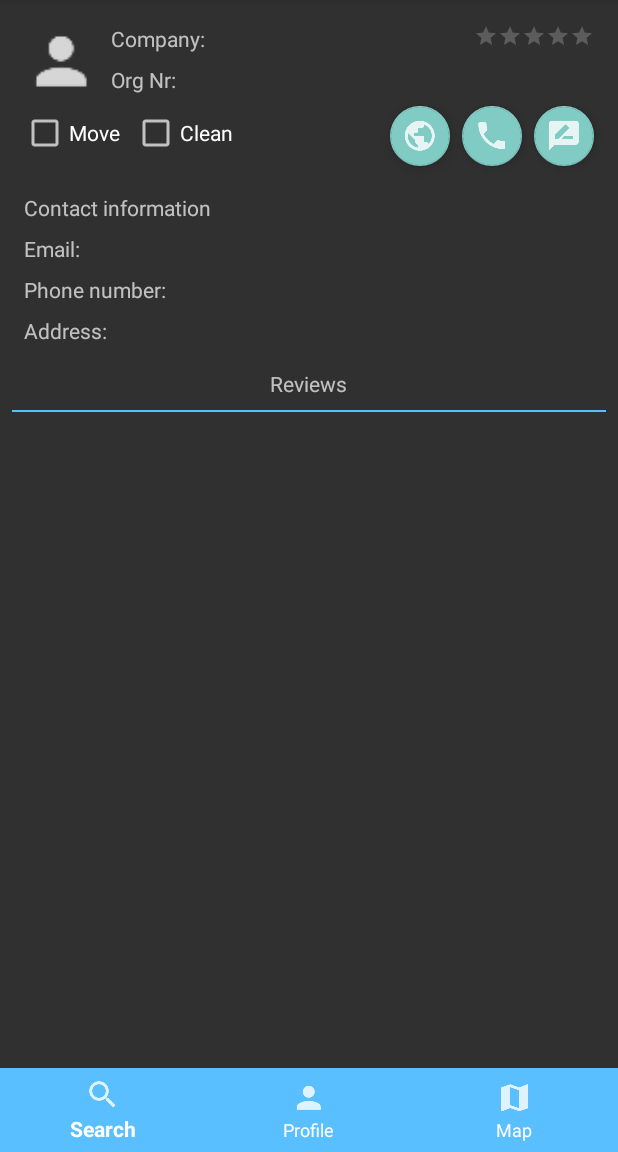
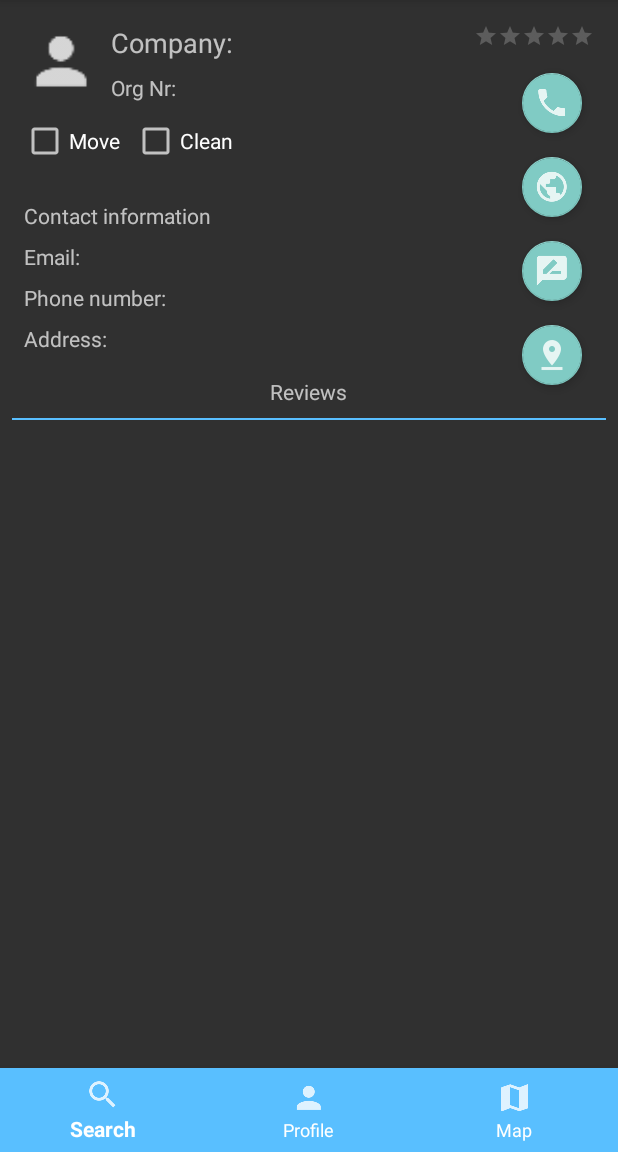
Before and after one commit to dennisfransen/Movin, an Android app: the fragment CompanyPageFragment placed in its activity, on a phone screen of 412 x 824 dp, the part 84-1236 px from its top. Run offline under Robolectric (Android 15) with nearby library versions, the phone set to English and light mode, and no system bars; our stand-ins replace Firebase (no records; nobody signed in at launch, a user with empty details on screens opened directly); Roboto replaces fonts that are not available here; 8 statements that could not run were skipped.

Commit message:
Looking into lat and long coordinates to attache to a FAB in company page fragment.

```diff
--- a/app/src/main/java/dennisfransen/iths/se/movin/CompanyAdapter.java
+++ b/app/src/main/java/dennisfransen/iths/se/movin/CompanyAdapter.java
@@ -34,7 +34,6 @@ public class CompanyAdapter extends FirestoreRecyclerAdapter<CompanyModel, Compa
 
         holder.companyName.setText(model.getCompany_name());
         holder.companyAddress.setText(model.getCompany_address());
-//        holder.companyEmail.setText(model.getCompany_contact_email());
         holder.clean.setChecked(model.isCompany_cleaning_type());
         holder.move.setChecked(model.isCompany_moving_type());
         holder.avgReviewScore.setRating(model.getReview_star_rating());
@@ -111,7 +110,7 @@ public class CompanyAdapter extends FirestoreRecyclerAdapter<CompanyModel, Compa
 
     class CompanyHolder extends RecyclerView.ViewHolder {
 
-        private TextView companyName, companyAddress; // companyEmail;
+        private TextView companyName, companyAddress;
         private CheckBox clean, move;
         private FloatingActionButton call, addReview, website;
         private RatingBar avgReviewScore;
@@ -125,7 +124,6 @@ public class CompanyAdapter extends FirestoreRecyclerAdapter<CompanyModel, Compa
 
             companyName = itemView.findViewById(R.id.card_name_tv);
             companyAddress = itemView.findViewById(R.id.card_address_tv);
-//            companyEmail = itemView.findViewById(R.id.card_email_tv);
             clean = itemView.findViewById(R.id.card_clean_cb);
             move = itemView.findViewById(R.id.card_move_cb);
             call = itemView.findViewById(R.id.card_phone_fab);
--- a/app/src/main/java/dennisfransen/iths/se/movin/CompanyPageFragment.java
+++ b/app/src/main/java/dennisfransen/iths/se/movin/CompanyPageFragment.java
@@ -19,6 +19,7 @@ import android.widget.RatingBar;
 import android.widget.TextView;
 
 import com.firebase.ui.firestore.FirestoreRecyclerOptions;
+import com.google.android.gms.location.places.Place;
 import com.google.android.gms.tasks.OnSuccessListener;
 import com.google.firebase.firestore.CollectionReference;
 import com.google.firebase.firestore.DocumentSnapshot;
@@ -33,8 +34,7 @@ public class CompanyPageFragment extends Fragment {
     private TextView mCompanyName, mCompanyOrgNumber, mCompanyEmail, mCompanyPhoneNumber, mCompanyAddress;
     private CheckBox mCompanyMove, mCompanyClean;
     private RatingBar mCompanyStarRating;
-    private FloatingActionButton mCompanyCall, mCompanyAddReview;
-    private FloatingActionButton mCompanyWebsite;
+    private FloatingActionButton mCompanyCall, mCompanyAddReview, mCompanyWebsite, mCompanyLocation; // Send user to location on googlemaps (Intent)
 
     private FirebaseFirestore firebaseFirestore = FirebaseFirestore.getInstance();
     private CollectionReference reviewRef;
@@ -42,6 +42,8 @@ public class CompanyPageFragment extends Fragment {
     private String companyWebsite;
 
     private ReviewAdapter reviewAdapter;
+
+    Place place;
 
 
     @Override
@@ -62,6 +64,7 @@ public class CompanyPageFragment extends Fragment {
 
         mCompanyStarRating = view.findViewById(R.id.company_profile_star_rating_rb);
 
+        mCompanyLocation = view.findViewById(R.id.company_profile_location_fab);
         mCompanyWebsite = view.findViewById(R.id.company_profile_website_fab);
         mCompanyCall = view.findViewById(R.id.company_profile_phone_fab);
         mCompanyAddReview = view.findViewById(R.id.company_profile_add_review_fab);
@@ -88,6 +91,15 @@ public class CompanyPageFragment extends Fragment {
 
                 if (documentSnapshot.getBoolean("company_cleaning_type").equals(true))
                     mCompanyClean.setChecked(true);
+
+            }
+        });
+
+        mCompanyLocation.setOnClickListener(new View.OnClickListener() {
+            @Override
+            public void onClick(View v) {
+
+                Intent intent = new Intent(Intent.ACTION_VIEW, Uri.parse("geo:"));
 
             }
         });
--- a/app/src/main/res/layout/fragment_company_page.xml
+++ b/app/src/main/res/layout/fragment_company_page.xml
@@ -27,9 +27,11 @@
         android:layout_alignParentTop="true"
         android:layout_marginStart="8dp"
         android:layout_marginTop="8dp"
+        android:layout_marginEnd="16dp"
         android:layout_toStartOf="@+id/company_profile_star_rating_rb"
         android:layout_toEndOf="@+id/company_profile_logo_iv"
-        android:text="Company: " />
+        android:hint="Company: "
+        android:textSize="18sp" />
 
     <TextView
         android:id="@+id/company_profile_org_number_tv"
@@ -38,6 +40,8 @@
         android:layout_below="@+id/company_profile_name_tv"
         android:layout_marginStart="8dp"
         android:layout_marginTop="8dp"
+        android:layout_marginEnd="16dp"
+        android:layout_toStartOf="@+id/company_profile_phone_fab"
         android:layout_toEndOf="@+id/company_profile_logo_iv"
         android:text="Org Nr: " />
 
@@ -67,10 +71,10 @@
         android:id="@+id/company_profile_add_review_fab"
         android:layout_width="wrap_content"
         android:layout_height="wrap_content"
-        android:layout_below="@+id/company_profile_org_number_tv"
+        android:layout_below="@+id/company_profile_website_fab"
         android:layout_alignParentEnd="true"
-        android:layout_marginTop="8dp"
-        android:layout_marginEnd="8dp"
+        android:layout_marginTop="16dp"
+        android:layout_marginEnd="16dp"
         android:clickable="true"
         android:focusable="true"
         app:elevation="4dp"
@@ -81,10 +85,10 @@
         android:id="@+id/company_profile_phone_fab"
         android:layout_width="wrap_content"
         android:layout_height="wrap_content"
-        android:layout_below="@+id/company_profile_org_number_tv"
+        android:layout_below="@+id/company_profile_name_tv"
+        android:layout_alignParentEnd="true"
         android:layout_marginTop="8dp"
-        android:layout_marginEnd="8dp"
-        android:layout_toStartOf="@+id/company_profile_add_review_fab"
+        android:layout_marginEnd="16dp"
         android:clickable="true"
         android:focusable="true"
         app:elevation="4dp"
@@ -121,6 +125,8 @@
         android:layout_alignParentStart="true"
         android:layout_marginStart="8dp"
         android:layout_marginTop="8dp"
+        android:layout_marginEnd="16dp"
+        android:layout_toStartOf="@+id/company_profile_location_fab"
         android:text="Address: " />
 
     <TextView
@@ -131,6 +137,8 @@
         android:layout_alignParentStart="true"
         android:layout_marginStart="8dp"
         android:layout_marginTop="8dp"
+        android:layout_marginEnd="16dp"
+        android:layout_toStartOf="@+id/company_profile_add_review_fab"
         android:text="Email: " />
 
     <TextView
@@ -170,18 +178,36 @@
         android:layout_alignParentStart="true"
         android:layout_marginStart="8dp"
         android:layout_marginTop="8dp"
+        android:layout_marginEnd="16dp"
+        android:layout_toStartOf="@+id/company_profile_add_review_fab"
         android:text="Phone number: " />
 
     <android.support.design.widget.FloatingActionButton
         android:id="@+id/company_profile_website_fab"
         android:layout_width="wrap_content"
         android:layout_height="wrap_content"
-        android:layout_below="@+id/company_profile_org_number_tv"
-        android:layout_marginTop="8dp"
-        android:layout_marginEnd="8dp"
-        android:layout_toStartOf="@+id/company_profile_phone_fab"
+        android:layout_below="@+id/company_profile_phone_fab"
+        android:layout_alignParentEnd="true"
+        android:layout_marginTop="16dp"
+        android:layout_marginEnd="16dp"
         android:clickable="true"
+        android:focusable="true"
         android:src="@drawable/ic_web"
+        app:elevation="4dp"
+        app:fabSize="mini" />
+
+    <android.support.design.widget.FloatingActionButton
+        android:id="@+id/company_profile_location_fab"
+        android:layout_width="wrap_content"
+        android:layout_height="wrap_content"
+        android:layout_below="@+id/company_profile_add_review_fab"
+        android:layout_alignParentEnd="true"
+        android:layout_marginTop="16dp"
+        android:layout_marginEnd="16dp"
+        android:clickable="true"
+        android:focusable="true"
+        android:src="@drawable/ic_pin"
+        app:elevation="4dp"
         app:fabSize="mini" />
 
 
```
Also changed, not shown: app/src/main/java/dennisfransen/iths/se/movin/AddCompanyFragment.java (+17 -4 lines), app/src/main/res/drawable-hdpi/ic_pin.png (added), app/src/main/res/drawable-mdpi/ic_pin.png (added), app/src/main/res/drawable-xhdpi/ic_pin.png (added), app/src/main/res/drawable-xxhdpi/ic_pin.png (added), app/src/main/res/drawable-xxxhdpi/ic_pin.png (added).
